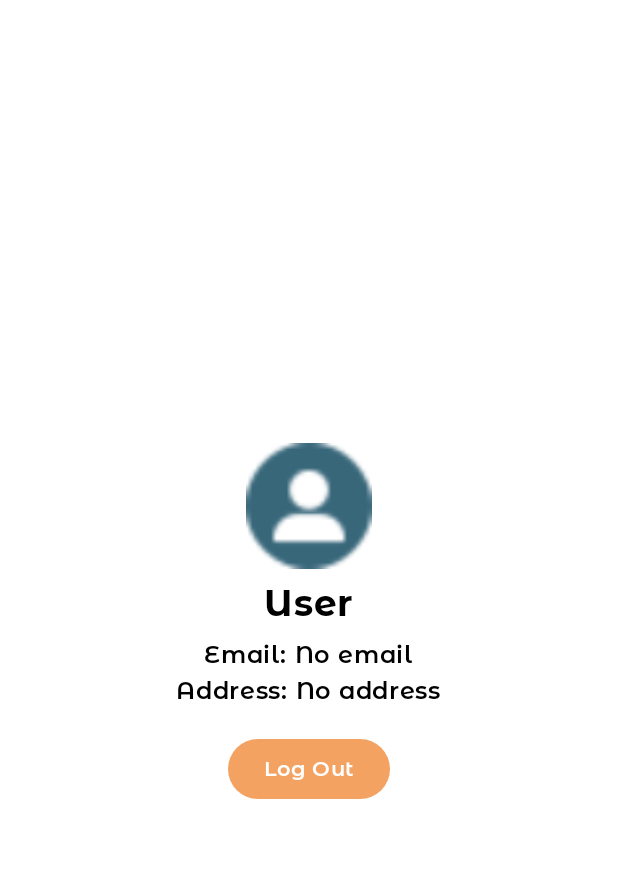
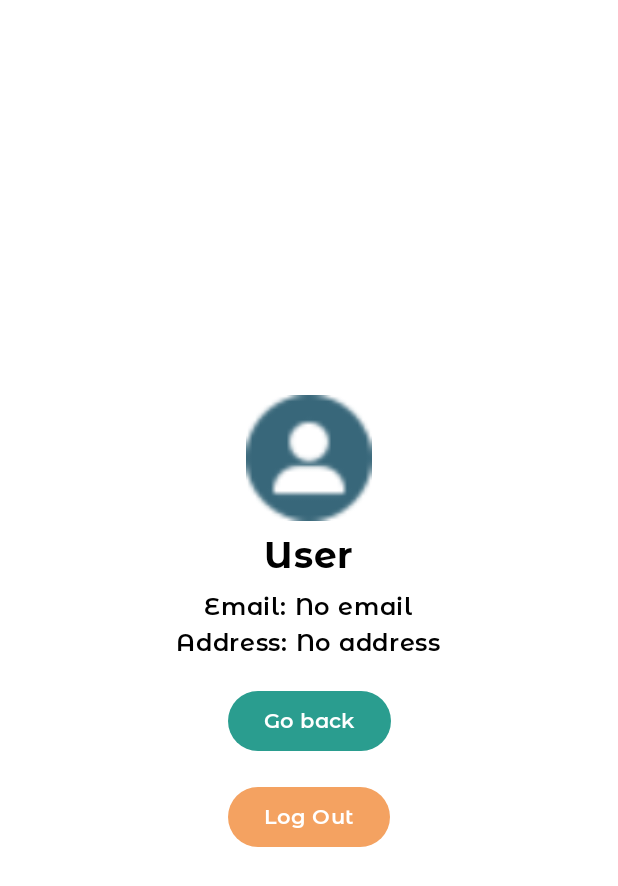
Before and after one commit to Grupo43Moviles20251/Kotlin, an Android app built with Jetpack Compose: the ProfileScreen screen opened through its navigation route, on a phone screen of 412 x 824 dp. Shown: the top 886 px of the screen. Run offline under Robolectric (Android 15) with nearby library versions, the phone set to English and light mode, and no system bars; our stand-ins replace Dagger/Hilt's generated code, Firebase (no records; nobody signed in at launch, a user with empty details on screens opened directly); pictures from the network do not load; Roboto replaces fonts that are not available here.

Commit message:
Other small UX fixes

```diff
--- a/app/src/main/kotlin/com/moviles2025/freshlink43/MainActivity.kt
+++ b/app/src/main/kotlin/com/moviles2025/freshlink43/MainActivity.kt
@@ -2,7 +2,10 @@ package com.moviles2025.freshlink43
 
 import android.os.Bundle
 import androidx.activity.compose.setContent
+import androidx.activity.enableEdgeToEdge
 import androidx.appcompat.app.AppCompatActivity
+import androidx.core.view.WindowCompat
+import androidx.core.view.WindowInsetsControllerCompat
 import androidx.navigation.compose.rememberNavController
 import com.moviles2025.freshlink43.ui.navigation.NavGraph
 import com.moviles2025.freshlink43.ui.utils.FreshLinkTheme
@@ -13,7 +16,10 @@ import dagger.hilt.android.AndroidEntryPoint
 class MainActivity : AppCompatActivity() {
     override fun onCreate(savedInstanceState: Bundle?) {
         super.onCreate(savedInstanceState)
-
+        enableEdgeToEdge()
+        WindowCompat.setDecorFitsSystemWindows(window, false)
+        window.statusBarColor = getColor(R.color.black) // Usa el color de fondo correcto
+        WindowInsetsControllerCompat(window, window.decorView).isAppearanceLightStatusBars = true
         setContent {
             FreshLinkTheme(darkTheme = false) {
                 val navController = rememberNavController()
--- a/app/src/main/kotlin/com/moviles2025/freshlink43/ui/home/HomeScreen.kt
+++ b/app/src/main/kotlin/com/moviles2025/freshlink43/ui/home/HomeScreen.kt
@@ -5,27 +5,26 @@ import androidx.compose.foundation.Image
 import androidx.compose.foundation.layout.*
 import androidx.compose.foundation.lazy.LazyColumn
 import androidx.compose.foundation.shape.RoundedCornerShape
+import androidx.compose.material.icons.Icons
+import androidx.compose.material.icons.filled.Star
 import androidx.compose.material3.*
 import androidx.compose.runtime.*
 import androidx.compose.ui.Alignment
 import androidx.compose.ui.Modifier
+import androidx.compose.ui.draw.clip
 import androidx.compose.ui.graphics.Color
+import androidx.compose.ui.layout.ContentScale
 import androidx.compose.ui.res.painterResource
 import androidx.compose.ui.text.font.Font
 import androidx.compose.ui.text.font.FontFamily
+import androidx.compose.ui.text.style.TextDecoration
 import androidx.compose.ui.unit.dp
 import androidx.compose.ui.unit.sp
 import androidx.lifecycle.compose.collectAsStateWithLifecycle
-import androidx.compose.ui.draw.clip
-import androidx.compose.material.icons.Icons
-import androidx.compose.material.icons.filled.Star
-import androidx.compose.ui.text.style.TextDecoration
-import androidx.compose.ui.layout.ContentScale
 import androidx.navigation.NavController
+import androidx.navigation.compose.currentBackStackEntryAsState
 import coil.compose.rememberImagePainter
 import coil.size.Size
-import androidx.compose.runtime.LaunchedEffect
-import androidx.navigation.compose.currentBackStackEntryAsState
 import com.moviles2025.freshlink43.R
 import com.moviles2025.freshlink43.ui.navigation.BottomNavManager
 import com.moviles2025.freshlink43.ui.navigation.Header
@@ -49,8 +48,10 @@ fun HomeScreen(
     val currentRoute = navController.currentBackStackEntryAsState().value?.destination?.route ?: "home"
 
     Scaffold(
+         // Ajuste edge-to-edge
         topBar = { Header { navController.navigate("profile") } },
-        bottomBar = { BottomNavManager(navController, currentRoute) }
+        bottomBar = { BottomNavManager(navController, currentRoute) },
+        modifier = Modifier.windowInsetsPadding(WindowInsets.statusBars)
     ) { innerPadding ->
         Column(
             modifier = Modifier
@@ -68,7 +69,7 @@ fun HomeScreen(
             )
 
             LazyColumn(
-                modifier = Modifier.weight(1f)
+                modifier = Modifier.fillMaxSize()
             ) {
                 items(restaurants.size) { index ->
                     val restaurant = restaurants[index]
--- a/app/src/main/kotlin/com/moviles2025/freshlink43/ui/navigation/BottomNavManager.kt
+++ b/app/src/main/kotlin/com/moviles2025/freshlink43/ui/navigation/BottomNavManager.kt
@@ -10,6 +10,7 @@ import androidx.compose.ui.res.painterResource
 import androidx.compose.ui.unit.dp
 import androidx.navigation.NavController
 import com.moviles2025.freshlink43.R
+import com.moviles2025.freshlink43.ui.utils.corporationBlue
 
 @Composable
 fun BottomNavManager(
@@ -51,7 +52,7 @@ fun BottomNavManager(
                 },
                 colors = NavigationBarItemDefaults.colors(
                     indicatorColor = Color.Transparent,
-                    selectedIconColor = Color(0xFF38677A),
+                    selectedIconColor = corporationBlue,
                     unselectedIconColor = Color.Gray
                 )
             )
--- a/app/src/main/kotlin/com/moviles2025/freshlink43/ui/navigation/Header.kt
+++ b/app/src/main/kotlin/com/moviles2025/freshlink43/ui/navigation/Header.kt
@@ -15,7 +15,8 @@ fun Header(onNavigateToProfile: () -> Unit) {
     Row(
         modifier = Modifier
             .fillMaxWidth()
-            .padding(horizontal = 16.dp, vertical = 8.dp), // Ajusta padding
+            .windowInsetsPadding(WindowInsets.statusBars) // ✅ Ajusta el header al tamaño de la barra de estado
+            .padding(horizontal = 14.dp, vertical = 0.dp), // 🔹 Ajusta padding pero sin empujar de más
         horizontalArrangement = Arrangement.SpaceBetween,
         verticalAlignment = Alignment.CenterVertically
     ) {
--- a/app/src/main/kotlin/com/moviles2025/freshlink43/ui/profile/ProfileScreen.kt
+++ b/app/src/main/kotlin/com/moviles2025/freshlink43/ui/profile/ProfileScreen.kt
@@ -63,6 +63,20 @@ fun ProfileScreen(navController: NavController, viewModel: ProfileViewModel) {
 
         Button(
             onClick = {
+                navController.popBackStack() // Regresa a la pantalla anterior
+            },
+            colors = ButtonDefaults.buttonColors(containerColor = corporationGreen)
+        ) {
+            Text(
+                "Go back",
+                color = Color.White,
+                fontFamily = FontFamily(Font(R.font.montserratalternates_semibold))
+            )
+        }
+        Spacer(modifier = Modifier.height(16.dp))
+
+        Button(
+            onClick = {
                 FirebaseAuth.getInstance().signOut() // Cierra sesión
                 navController.navigate(NavRoutes.Main.route) {
                     popUpTo(NavRoutes.Home.route) { inclusive = true } // Elimina Home del historial
--- a/app/src/main/kotlin/com/moviles2025/freshlink43/ui/search/SearchScreen.kt
+++ b/app/src/main/kotlin/com/moviles2025/freshlink43/ui/search/SearchScreen.kt
@@ -118,6 +118,7 @@ fun SearchBar(query: MutableState<TextFieldValue>) {
             Icon(Icons.Filled.Search, contentDescription = "Search Icon")
         },
         shape = MaterialTheme.shapes.medium
+
     )
 }
 
```
